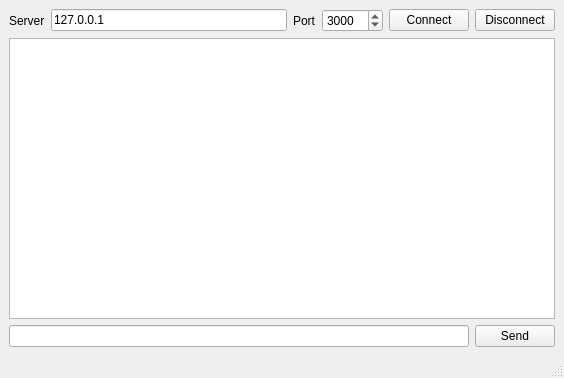
First picture: the form in tcp-chat-client/mainwindow.ui, repository Lishang123/qt-tcp-chat, before the edit.
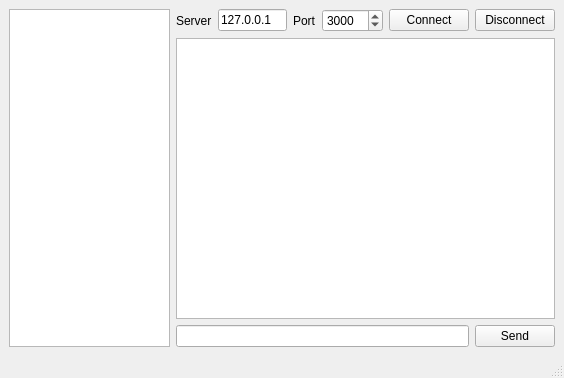
Second picture: the form after the edit.

```diff
--- a/tcp-chat-client/mainwindow.ui
+++ b/tcp-chat-client/mainwindow.ui
@@ -14,6 +14,18 @@
    <string>TCP Chat Client</string>
   </property>
   <widget class="QWidget" name="centralwidget">
+   <layout class="QHBoxLayout" name="horizontalLayout_3">
+    <item>
+     <widget class="QTreeView" name="roomView">
+      <property name="maximumSize">
+       <size>
+        <width>200</width>
+        <height>16777215</height>
+       </size>
+      </property>
+     </widget>
+    </item>
+    <item>
    <layout class="QVBoxLayout" name="verticalLayout">
     <item>
      <layout class="QHBoxLayout" name="horizontalLayout">
@@ -98,6 +110,8 @@
      </layout>
     </item>
    </layout>
+    </item>
+   </layout>
   </widget>
   <widget class="QMenuBar" name="menubar">
    <property name="geometry">
```
Left out of the diff: 2 changed lines with no effect on the pictures. Lines whose indentation alone changed are shown as unchanged.
